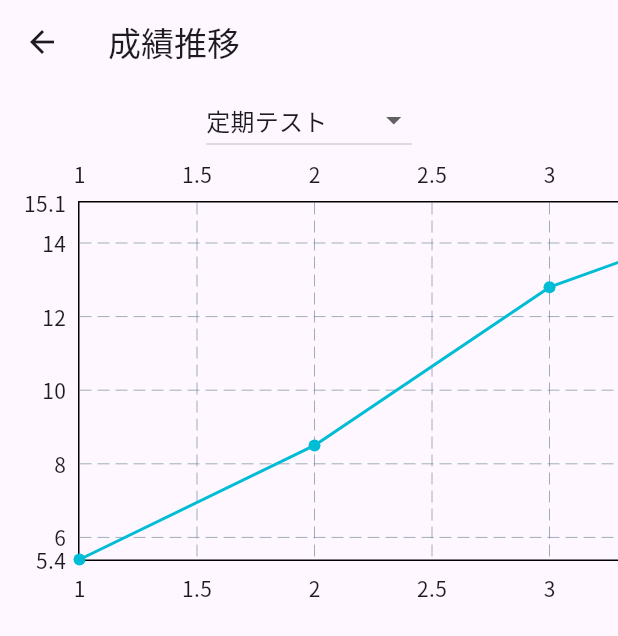
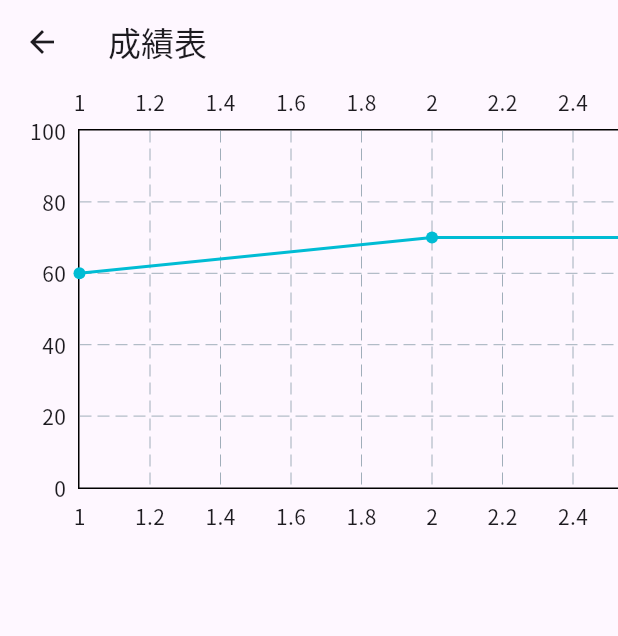
Before and after one commit to Kaiyan10/study_score_app, a Flutter app: the ChartView screen opened directly, on a phone screen of 412 x 824 dp. Shown: the top 636 px of the screen. Run offline on Flutter 3.47's test engine with Material 3 defaults, Android fonts, the phone set to English and light mode, and no system bars; drawn by our look-alikes of fl_chart; our stand-ins replace settings_ui.

Commit message:
20240303

```diff
--- a/lib/screens/chart_view.dart
+++ b/lib/screens/chart_view.dart
@@ -1,19 +1,6 @@
 import 'package:flutter/material.dart';
+import 'package:test_score_app/data/dummy_data.dart';
 import 'package:fl_chart/fl_chart.dart';
-
-const testType = ["定期テスト", "共通テスト模試", "2次試験模試"];
-const testName = [
-  "1年1学期中間",
-  "1年1学期中期末",
-  "1年2学期中間",
-  "1年2学期期末",
-  "1年3学期期末",
-  "1年1学期中間",
-  "2年1学期中期末",
-  "2年2学期中間",
-  "2年2学期期末",
-  "2年3学期期末",
-];
 
 class ChartView extends StatefulWidget {
   const ChartView({Key? key}) : super(key: key);
@@ -23,30 +10,17 @@
 }
 
 class _ChartViewState extends State<ChartView> {
-  String isSelectedValue = testType.first;
+  final subjects = dummySubject;
+  final scores = dummyScore;
 
   @override
   Widget build(BuildContext context) {
     return Scaffold(
         appBar: AppBar(
-          title: const Text("成績推移"),
+          title: const Text("成績表"),
         ),
         body: Column(
           children: [
-            DropdownButton(
-              items: testType.map<DropdownMenuItem<String>>((String value) {
-                return DropdownMenuItem<String>(
-                  value: value,
-                  child: Text(value),
-                );
-              }).toList(),
-              value: isSelectedValue,
-              onChanged: (String? value) {
-                setState(() {
-                  isSelectedValue = value!;
-                });
-              },
-            ),
             SingleChildScrollView(
               scrollDirection: Axis.horizontal,
               child: Container(
@@ -55,14 +29,14 @@
                 width: 600,
                 child: LineChart(
                   LineChartData(
+                    minY: 0,
+                    maxY: 100,
                     lineBarsData: [
                       LineChartBarData(
-                        spots: const [
-                          FlSpot(1, 5.4),
-                          FlSpot(2, 8.5),
-                          FlSpot(3, 12.8),
-                          FlSpot(4, 15.1),
-
+                        spots: [
+                          for (final scoredata in scores)
+                            FlSpot(scoredata.no.toDouble(),
+                                scoredata.modernJapaneseTestScore!.toDouble())
                         ],
                       )
                     ],
@@ -70,7 +44,6 @@
                 ),
               ),
             ),
-
           ],
         ));
   }
```
Also changed, not shown: lib/screens/home_view.dart (added, +57 -0 lines), lib/screens/main_view.dart (+13 -2 lines), images/profile_icon.png (added).
